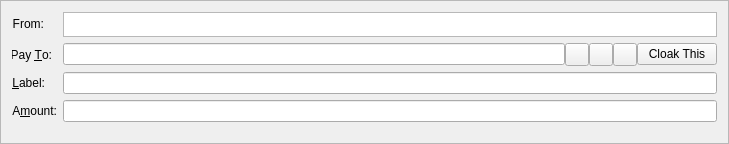
First picture: the form in src/qt/forms/sendcoinsentry.ui, repository CloakCoin/CloakCoinRelaunch, before the edit.
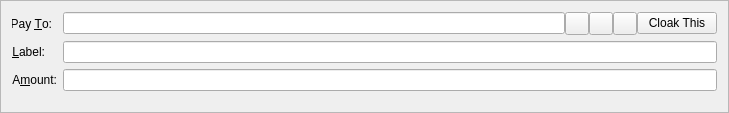
Second picture: the form after the edit. Icons and pictures are not drawn. Custom widgets are drawn as their Qt base class.

Diff of the .ui file:
```diff
--- a/src/qt/forms/sendcoinsentry.ui
+++ b/src/qt/forms/sendcoinsentry.ui
@@ -7,7 +7,7 @@
     <x>0</x>
     <y>0</y>
     <width>729</width>
-    <height>144</height>
+    <height>113</height>
    </rect>
   </property>
   <property name="windowTitle">
@@ -20,40 +20,10 @@
    <enum>QFrame::Sunken</enum>
   </property>
   <layout class="QFormLayout" name="formLayout">
+   <property name="fieldGrowthPolicy">
+    <enum>QFormLayout::AllNonFixedFieldsGrow</enum>
+   </property>
    <item row="0" column="0">
-    <widget class="QLabel" name="label_3">
-     <property name="text">
-      <string>From:</string>
-     </property>
-     <property name="alignment">
-      <set>Qt::AlignRight|Qt::AlignTrailing|Qt::AlignVCenter</set>
-     </property>
-     <property name="buddy">
-      <cstring>fromAddress</cstring>
-     </property>
-    </widget>
-   </item>
-   <item row="0" column="1">
-    <layout class="QHBoxLayout" name="horizontalLayout">
-     <item>
-      <widget class="QPlainTextEdit" name="fromAddress">
-       <property name="sizePolicy">
-        <sizepolicy hsizetype="Expanding" vsizetype="Fixed">
-         <horstretch>0</horstretch>
-         <verstretch>0</verstretch>
-        </sizepolicy>
-       </property>
-       <property name="maximumSize">
-        <size>
-         <width>16777215</width>
-         <height>25</height>
-        </size>
-       </property>
-      </widget>
-     </item>
-    </layout>
-   </item>
-   <item row="1" column="0">
     <widget class="QLabel" name="label_2">
      <property name="text">
       <string>Pay &amp;To:</string>
@@ -66,7 +36,7 @@
      </property>
     </widget>
    </item>
-   <item row="1" column="1">
+   <item row="0" column="1">
     <layout class="QHBoxLayout" name="payToLayout">
      <property name="spacing">
       <number>0</number>
@@ -138,7 +108,7 @@
      </item>
     </layout>
    </item>
-   <item row="2" column="0">
+   <item row="1" column="0">
     <widget class="QLabel" name="label_4">
      <property name="text">
       <string>&amp;Label:</string>
@@ -151,7 +121,7 @@
      </property>
     </widget>
    </item>
-   <item row="2" column="1">
+   <item row="1" column="1">
     <layout class="QHBoxLayout" name="horizontalLayout_2">
      <property name="spacing">
       <number>0</number>
@@ -168,7 +138,7 @@
      </item>
     </layout>
    </item>
-   <item row="3" column="0">
+   <item row="2" column="0">
     <widget class="QLabel" name="label">
      <property name="text">
       <string>A&amp;mount:</string>
@@ -181,7 +151,7 @@
      </property>
     </widget>
    </item>
-   <item row="3" column="1">
+   <item row="2" column="1">
     <widget class="BitcoinAmountField" name="payAmount"/>
    </item>
   </layout>
```
